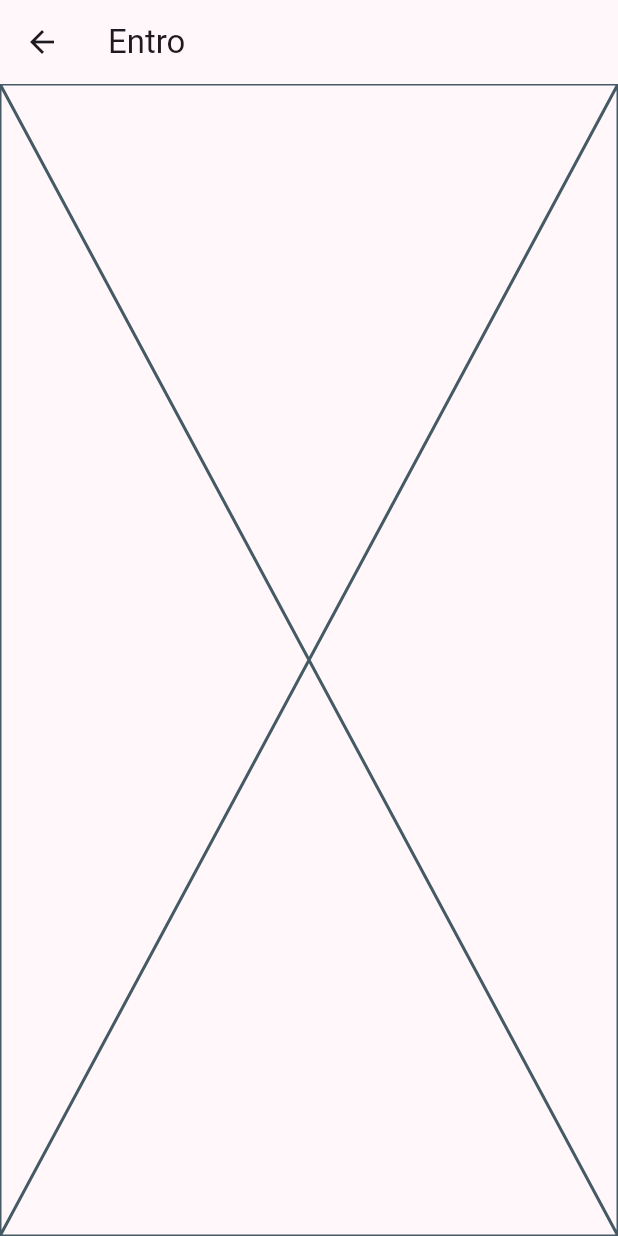
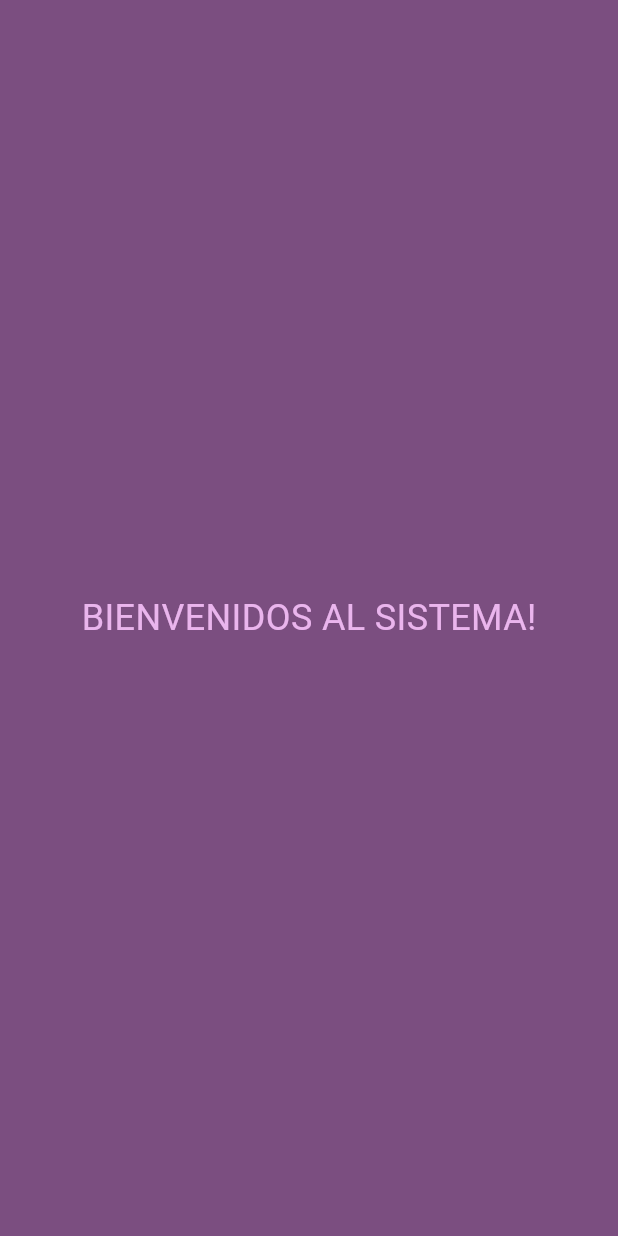
Before and after one commit to RiosHectorM/demo_app, a Flutter app: the HomeScreen screen opened by its route, on a phone screen of 412 x 824 dp. Run offline on Flutter 3.47's test engine with Material 3 defaults, Android fonts, the phone set to English and light mode, and no system bars; our stand-ins replace flutter_login, go_router.

```diff
--- a/lib/presentation/screens/home_screen.dart
+++ b/lib/presentation/screens/home_screen.dart
@@ -5,11 +5,32 @@ class HomeScreen extends StatelessWidget {
 
   @override
   Widget build(BuildContext context) {
+    final colors = Theme.of(context).colorScheme;
     return Scaffold(
-      appBar: AppBar(
-        title: Text('Entro'),
+      // appBar: AppBar(
+      //   title: Text('Xionico Demo'),
+      // ),
+
+      body: Center(
+        child: Stack(
+          children: [
+            // ClipRRect(
+            //   borderRadius: BorderRadius.circular(20),
+            //   child: Image.asset("images/background.jpg", fit: BoxFit.fitHeight,),
+
+            // ),
+            Text("BIENVENIDOS AL SISTEMA!", style: TextStyle(fontSize: 24, color: colors.inversePrimary),),
+          ],
+        ),
       ),
-      body: Placeholder(),
+      backgroundColor: colors.primary,
+      drawer: Drawer(
+        child: Column(
+          children: [
+            Text("asdad")
+          ],
+        ),
+      ),
     );
   }
 }
--- a/lib/presentation/screens/login_screen.dart
+++ b/lib/presentation/screens/login_screen.dart
@@ -44,9 +44,11 @@ class LoginScreen extends StatelessWidget {
 
   @override
   Widget build(BuildContext context) {
+    final colors = Theme.of(context).colorScheme;
     return  Scaffold(
       body: FlutterLogin(
         title: 'Demo Xionico',
+        theme: LoginTheme(primaryColor: colors.primary, accentColor: colors.inversePrimary),
         onLogin: _authUser,
       onRecoverPassword: _recoverPassword,
       onSignup: _signupUser,
```
